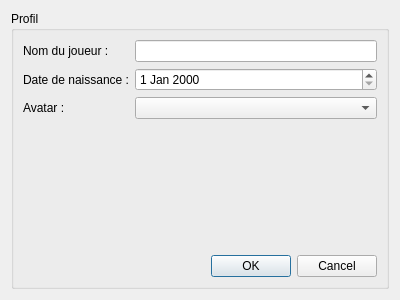
First picture: the form in StreetCar/StreetCar/ProfilMenu.ui, repository paboccard/Projet_Prog_Jeu, before the edit.
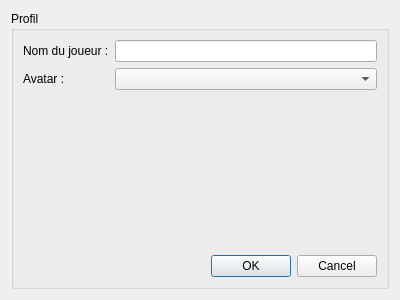
Second picture: the form after the edit.

Diff of the .ui file:
```diff
--- a/StreetCar/StreetCar/ProfilMenu.ui
+++ b/StreetCar/StreetCar/ProfilMenu.ui
@@ -22,6 +22,9 @@
      <layout class="QVBoxLayout" name="verticalLayout_2">
       <item>
        <layout class="QFormLayout" name="formLayout">
+        <property name="fieldGrowthPolicy">
+         <enum>QFormLayout::AllNonFixedFieldsGrow</enum>
+        </property>
         <item row="0" column="0">
          <widget class="QLabel" name="label">
           <property name="text">
@@ -33,27 +36,13 @@
          <widget class="QLineEdit" name="lineNamePlayer"/>
         </item>
         <item row="1" column="0">
-         <widget class="QLabel" name="label_2">
-          <property name="text">
-           <string>Date de naissance :</string>
-          </property>
-         </widget>
-        </item>
-        <item row="1" column="1">
-         <widget class="QDateEdit" name="dateAge">
-          <property name="calendarPopup">
-           <bool>false</bool>
-          </property>
-         </widget>
-        </item>
-        <item row="2" column="0">
          <widget class="QLabel" name="label_3">
           <property name="text">
            <string>Avatar :</string>
           </property>
          </widget>
         </item>
-        <item row="2" column="1">
+        <item row="1" column="1">
          <widget class="QComboBox" name="comboAvatar"/>
         </item>
        </layout>
```
Left out of the diff: 2 changed lines with no effect on the pictures.
